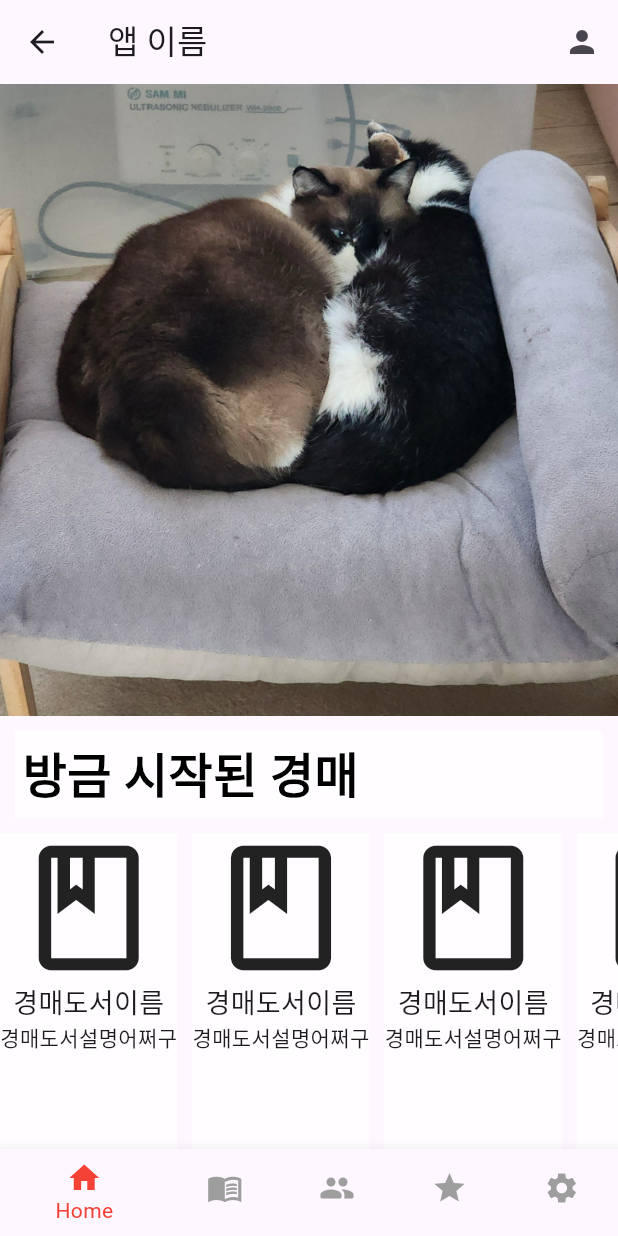
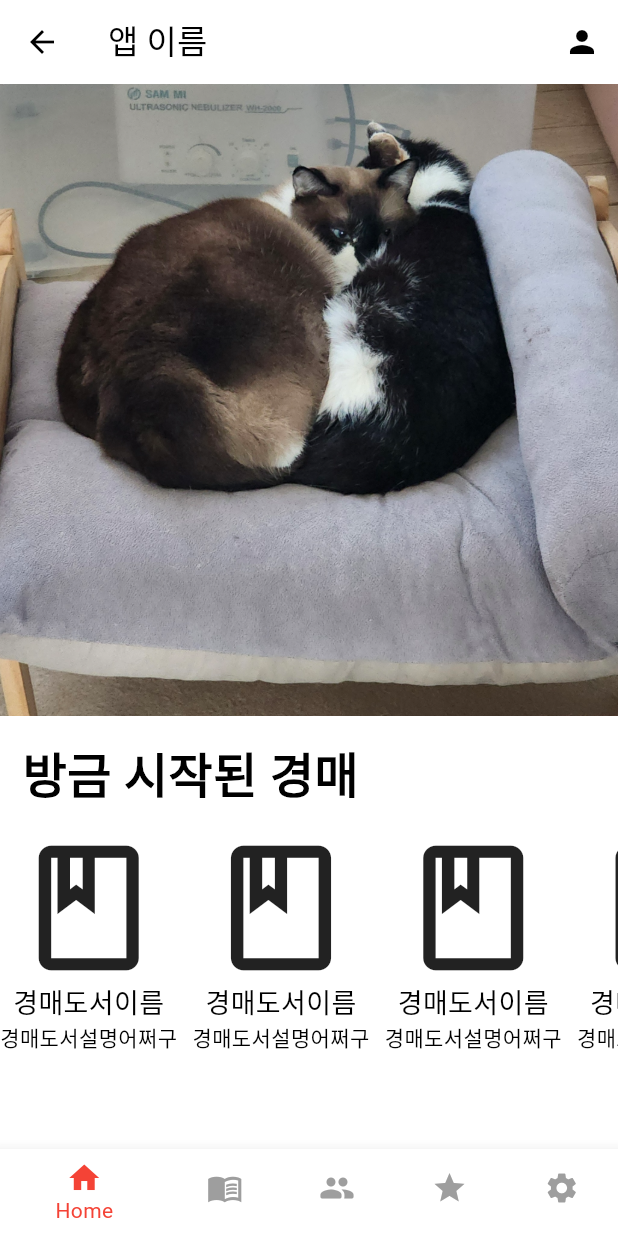
Before and after one commit to devwonkyo/StockAuction, a Flutter app: the screen it shows after launch, on a phone screen of 412 x 824 dp. Run offline on Flutter 3.47's test engine with Material 3 defaults, Android fonts, the phone set to English and light mode, and no system bars; our stand-ins replace cloud_firestore, firebase_auth, firebase_core, flutter_swiper_null_safety, go_router; accounts and stored records are empty.

Commit message:
main.dart 수정

```diff
--- a/lib/main.dart
+++ b/lib/main.dart
@@ -10,6 +10,9 @@ import 'package:auction/screens/chat/chat_list_screen.dart';
 import 'package:auction/screens/post/post_list_screen.dart';
 import 'package:auction/screens/main_screen.dart';
 import 'package:auction/route.dart';
+import 'package:provider/provider.dart';
+import 'package:auction/providers/post_provider.dart';
+import 'package:auction/providers/theme_provider.dart';
 import 'dart:async';
 //firebase 패키지
 import 'package:firebase_core/firebase_core.dart';
@@ -36,14 +39,10 @@ class MyApp extends StatelessWidget {
   @override
   Widget build(BuildContext context) {
     return MaterialApp.router(
+      theme: Provider.of<ThemeProvider>(context).currentTheme, //todo toggle 시 Provider.of<ThemeProvider>(context, listen: false).toggleTheme();
       routerDelegate: router.routerDelegate,
       routeInformationParser: router.routeInformationParser,
       routeInformationProvider: router.routeInformationProvider,
     );
-    // return MaterialApp(
-    //   home: MainScreen(),
-    //   theme: lightThemeData(),
-
-    // );
   }
 }
```
